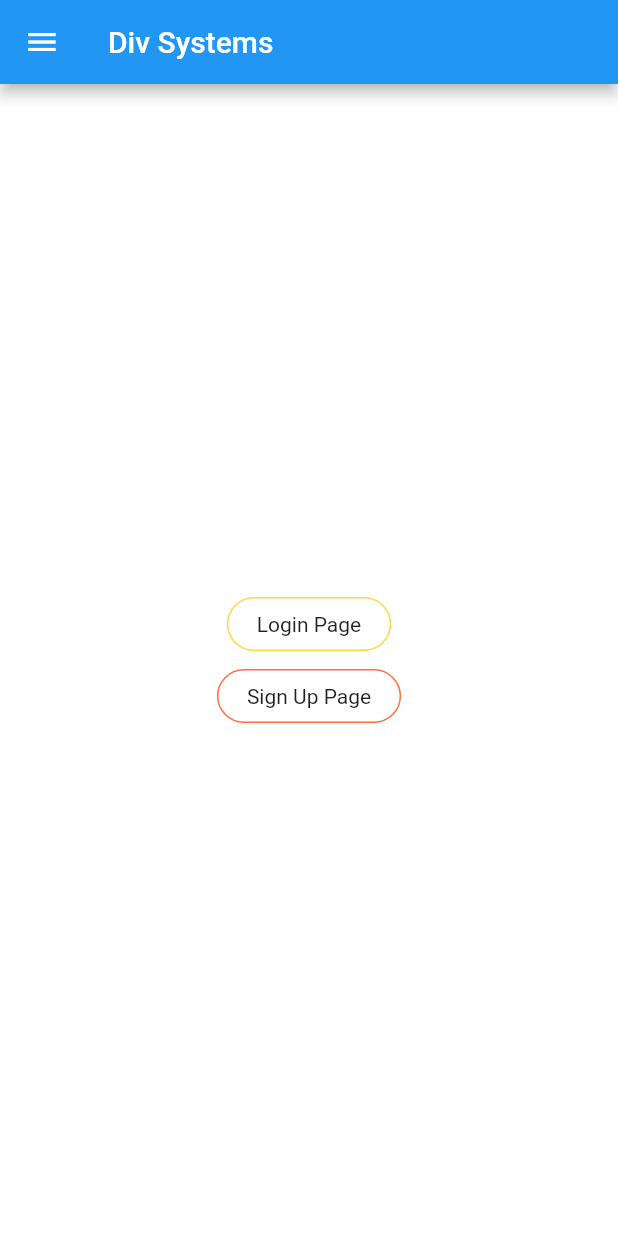
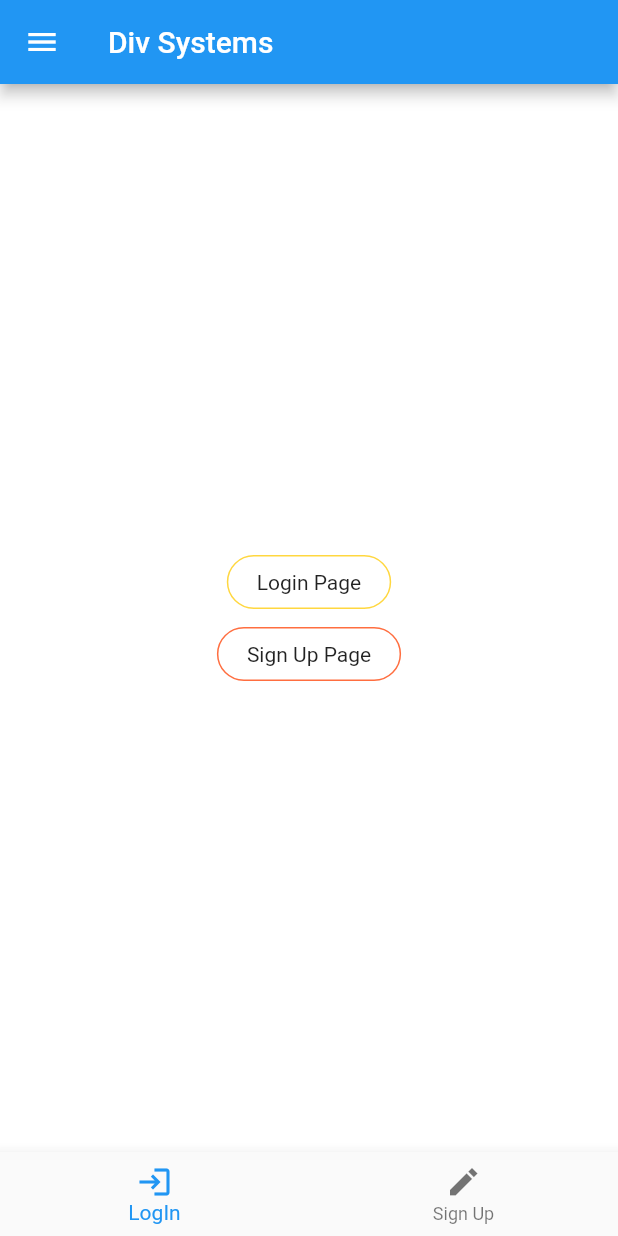
Before and after one commit to Gamer477/divtask1, a Flutter app: the screen it shows after launch, on a phone screen of 412 x 824 dp. Run offline on Flutter 3.47's test engine with Material 2 defaults, Android fonts, the phone set to English and light mode, and no system bars.

Commit message:
updated one

```diff
--- a/lib/navwidgetspage.dart
+++ b/lib/navwidgetspage.dart
@@ -10,6 +10,16 @@ class StartUpPage extends StatelessWidget {
   final Color colorl;
   Widget build(BuildContext context) {
     return Scaffold(
+      bottomNavigationBar: new BottomNavigationBar(items: [
+        new BottomNavigationBarItem(icon: Icon(Icons.login),title: Text('LogIn'),),
+        new BottomNavigationBarItem(icon: Icon(Icons.create_sharp),title: Text('Sign Up'),),
+      ],type: BottomNavigationBarType.fixed,onTap: (val){
+        if(val==0)
+        Navigator.push(context, MaterialPageRoute(builder: (context)=>Login()));
+        else{
+          Navigator.push(context, MaterialPageRoute(builder: (context)=>SignUp()));
+        }
+      },),
       backgroundColor: colorl,
       body: Center(
           child: Column(
```
